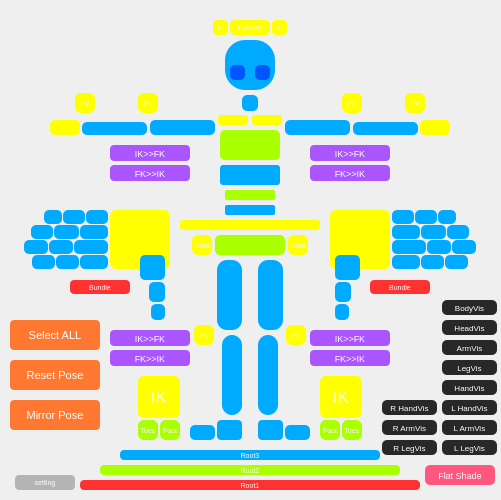
First picture: the form in designer_ui.ui, repository Gomanosuke/AutoRigForHumanoid, before the edit.
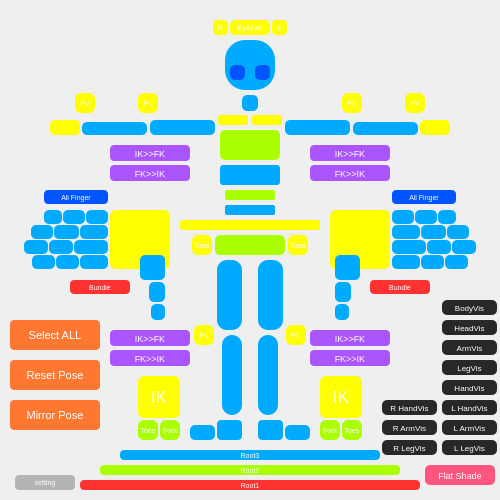
Second picture: the form after the edit.

What changed in the file:
```diff
--- a/designer_ui.ui
+++ b/designer_ui.ui
@@ -6,7 +6,7 @@
    <rect>
     <x>0</x>
     <y>0</y>
-    <width>501</width>
+    <width>500</width>
     <height>500</height>
    </rect>
   </property>
@@ -3918,6 +3918,82 @@
     <string>Flat Shade</string>
    </property>
   </widget>
+  <widget class="QPushButton" name="select_l_allfinger">
+   <property name="geometry">
+    <rect>
+     <x>392</x>
+     <y>190</y>
+     <width>64</width>
+     <height>14</height>
+    </rect>
+   </property>
+   <property name="sizePolicy">
+    <sizepolicy hsizetype="Minimum" vsizetype="Expanding">
+     <horstretch>0</horstretch>
+     <verstretch>0</verstretch>
+    </sizepolicy>
+   </property>
+   <property name="styleSheet">
+    <string notr="true">/* 通常時 */
+QPushButton {
+    background-color: rgb(0, 85, 255);
+    border-radius: 4px;
+    color: white; 
+    font-size: 5pt;
+}
+
+/* マウスが乗った時（+20） */
+QPushButton:hover {
+    background-color: rgb(20, 105, 255);
+}
+
+/* クリックした時（-40） */
+QPushButton:pressed {
+    background-color:   rgb(0, 45, 215);
+}</string>
+   </property>
+   <property name="text">
+    <string>All Finger</string>
+   </property>
+  </widget>
+  <widget class="QPushButton" name="select_r_allfinger">
+   <property name="geometry">
+    <rect>
+     <x>44</x>
+     <y>190</y>
+     <width>64</width>
+     <height>14</height>
+    </rect>
+   </property>
+   <property name="sizePolicy">
+    <sizepolicy hsizetype="Minimum" vsizetype="Expanding">
+     <horstretch>0</horstretch>
+     <verstretch>0</verstretch>
+    </sizepolicy>
+   </property>
+   <property name="styleSheet">
+    <string notr="true">/* 通常時 */
+QPushButton {
+    background-color: rgb(0, 85, 255);
+    border-radius: 4px;
+    color: white; 
+    font-size: 5pt;
+}
+
+/* マウスが乗った時（+20） */
+QPushButton:hover {
+    background-color: rgb(20, 105, 255);
+}
+
+/* クリックした時（-40） */
+QPushButton:pressed {
+    background-color:   rgb(0, 45, 215);
+}</string>
+   </property>
+   <property name="text">
+    <string>All Finger</string>
+   </property>
+  </widget>
  </widget>
  <resources/>
  <connections/>
```
